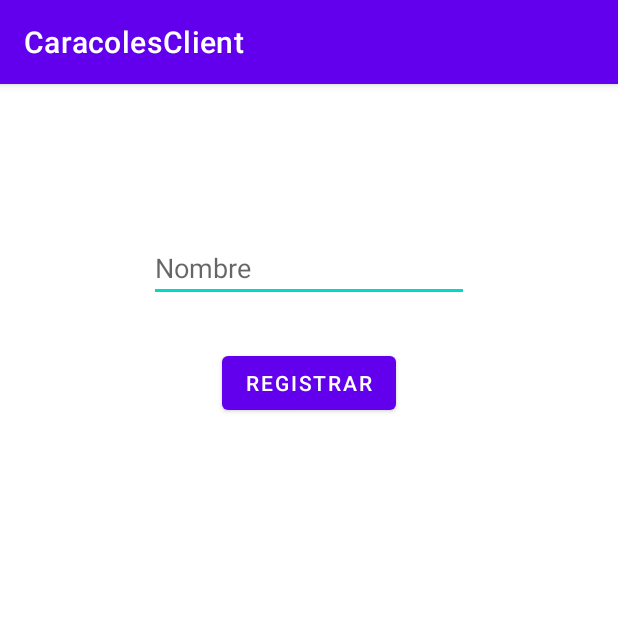
After one commit to danieldiaz-2502/ClienteCaracoles, an Android app: the RegistroActivity screen opened directly, with no data from a screen before it, on a phone screen of 412 x 824 dp, the top half of it. The commit adds this screen. Run offline under Robolectric (Android 15) with nearby library versions, the light colour scheme and no system bars.

Commit message:
registro pero no sé

```diff
--- a/app/src/main/AndroidManifest.xml
+++ b/app/src/main/AndroidManifest.xml
@@ -2,7 +2,7 @@
 <manifest xmlns:android="http://schemas.android.com/apk/res/android"
     package="com.example.caracolesclient">
 
-    <uses-permission android:name="android.permission.INTERNET"/>
+    <uses-permission android:name="android.permission.INTERNET" />
 
     <application
         android:allowBackup="true"
@@ -11,6 +11,7 @@
         android:roundIcon="@mipmap/ic_launcher_round"
         android:supportsRtl="true"
         android:theme="@style/Theme.CaracolesClient">
+        <activity android:name=".RegistroActivity"></activity>
         <activity android:name=".MainActivity">
             <intent-filter>
                 <action android:name="android.intent.action.MAIN" />
--- a/app/src/main/java/com/example/caracolesclient/Coordenada.java
+++ b/app/src/main/java/com/example/caracolesclient/Coordenada.java
@@ -3,11 +3,13 @@
 public class Coordenada {
 
     private int posx, posy, vel;
+    private String nombre;
 
-    public Coordenada(int posx, int posy, int vel) {
+    public Coordenada(int posx, int posy, int vel, String nombre) {
         this.posx = posx;
         this.posy = posy;
         this.vel = vel;
+        this.nombre = nombre;
     }
 
     public int getPosx() {
--- a/app/src/main/java/com/example/caracolesclient/MainActivity.java
+++ b/app/src/main/java/com/example/caracolesclient/MainActivity.java
@@ -21,6 +21,7 @@
     private Button avanzarBtn,habilidadBtn;
     private BufferedWriter bwriter;
     private int posy, posx, vel;
+    private String username;
 
     @Override
     protected void onCreate(Bundle savedInstanceState) {
@@ -29,6 +30,8 @@
 
         avanzarBtn = findViewById(R.id.avanzarBtn);
         habilidadBtn = findViewById(R.id.habilidadBtn);
+
+        username = getSharedPreferences("username",MODE_PRIVATE).getString("username", "NO USER");
 
         new Thread(
                 ()-> {
@@ -60,7 +63,7 @@
     public void initClient() {
         //se envia el recordatorio en un json
         Gson gson = new Gson();
-        Coordenada coordenada = new Coordenada(posx, posy, vel);
+        Coordenada coordenada = new Coordenada(posx, posy, vel, username);
         String conexion = gson.toJson(coordenada);
 
         new Thread(()-> {
--- /dev/null
+++ b/app/src/main/java/com/example/caracolesclient/RegistroActivity.java
@@ -0,0 +1,38 @@
+package com.example.caracolesclient;
+
+import androidx.appcompat.app.AppCompatActivity;
+
+import android.content.Intent;
+import android.content.SharedPreferences;
+import android.os.Bundle;
+import android.view.Display;
+import android.widget.Button;
+import android.widget.EditText;
+
+public class RegistroActivity extends AppCompatActivity {
+
+    private EditText nombreEdit;
+    private Button registrarBtn;
+
+    @Override
+    protected void onCreate(Bundle savedInstanceState) {
+        super.onCreate(savedInstanceState);
+        setContentView(R.layout.activity_registro);
+
+        nombreEdit = findViewById(R.id.nombreEdit);
+        registrarBtn = findViewById(R.id.registrarBtn);
+
+        registrarBtn.setOnClickListener(
+                (v) -> {
+                    String username = nombreEdit.getText().toString();
+                    Intent i = new Intent(this,MainActivity.class);
+                    SharedPreferences preferences = getSharedPreferences("username", MODE_PRIVATE);
+
+                    preferences.edit().putString("username",username).apply();
+
+                    startActivity(i);
+        }
+        );
+
+    }
+}
--- /dev/null
+++ b/app/src/main/res/layout/activity_registro.xml
@@ -0,0 +1,31 @@
+<?xml version="1.0" encoding="utf-8"?>
+<androidx.constraintlayout.widget.ConstraintLayout xmlns:android="http://schemas.android.com/apk/res/android"
+    xmlns:app="http://schemas.android.com/apk/res-auto"
+    xmlns:tools="http://schemas.android.com/tools"
+    android:layout_width="match_parent"
+    android:layout_height="match_parent"
+    tools:context=".RegistroActivity">
+
+    <EditText
+        android:id="@+id/nombreEdit"
+        android:layout_width="wrap_content"
+        android:layout_height="wrap_content"
+        android:layout_marginTop="100dp"
+        android:ems="10"
+        android:hint="Nombre"
+        android:inputType="textPersonName"
+        app:layout_constraintEnd_toEndOf="parent"
+        app:layout_constraintStart_toStartOf="parent"
+        app:layout_constraintTop_toTopOf="parent" />
+
+    <Button
+        android:id="@+id/registrarBtn"
+        android:layout_width="wrap_content"
+        android:layout_height="wrap_content"
+        android:layout_marginTop="30dp"
+        android:text="Registrar"
+        app:layout_constraintEnd_toEndOf="parent"
+        app:layout_constraintStart_toStartOf="parent"
+        app:layout_constraintTop_toBottomOf="@+id/nombreEdit" />
+
+</androidx.constraintlayout.widget.ConstraintLayout>
```
